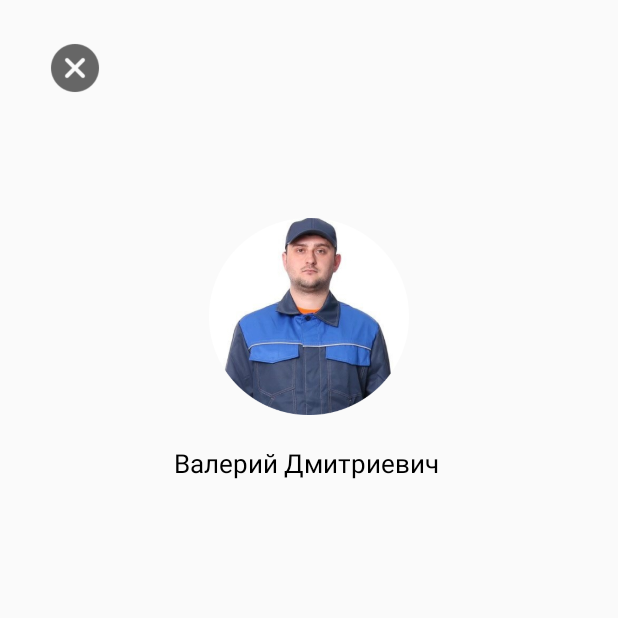
After one commit to polyaa25/HomeWorkers, an Android app: the Employee screen opened directly, with no data from a screen before it, on a phone screen of 412 x 824 dp, the top half of it. The commit adds this screen. Run offline under Robolectric (Android 15) with nearby library versions, the phone set to English and light mode, and no system bars.

Commit message:
начало создания активити рабочего

```diff
--- a/app/src/main/AndroidManifest.xml
+++ b/app/src/main/AndroidManifest.xml
@@ -1,12 +1,11 @@
 <?xml version="1.0" encoding="utf-8"?>
 <manifest xmlns:android="http://schemas.android.com/apk/res/android"
     xmlns:tools="http://schemas.android.com/tools">
-    <uses-permission android:name="android.permission 2
-.CALL_PHONE"
-        tools:ignore
-            ="PermissionImpliesUnsupportedChromeOsHardware" />
-    <uses-permission android:name="android.permission.INTERNET"/>
 
+    <uses-permission
+        android:name="android.permission 2 .CALL_PHONE"
+        tools:ignore="PermissionImpliesUnsupportedChromeOsHardware" />
+    <uses-permission android:name="android.permission.INTERNET" />
     <uses-permission
         android:name="android.permission 2 .CALL_PHONE"
         tools:ignore="PermissionImpliesUnsupportedChromeOsHardware" />
@@ -21,6 +20,12 @@
         android:supportsRtl="true"
         android:theme="@style/Theme.HomeWorkers2"
         tools:targetApi="31">
+        <activity
+            android:name=".Employee"
+            android:exported="false" />
+        <activity
+            android:name=".Workman"
+            android:exported="false" />
         <activity
             android:name=".Services"
             android:exported="false" />
--- /dev/null
+++ b/app/src/main/java/com/example/homeworkers2/Employee.java
@@ -0,0 +1,14 @@
+package com.example.homeworkers2;
+
+import androidx.appcompat.app.AppCompatActivity;
+
+import android.os.Bundle;
+
+public class Employee extends AppCompatActivity {
+
+    @Override
+    protected void onCreate(Bundle savedInstanceState) {
+        super.onCreate(savedInstanceState);
+        setContentView(R.layout.activity_employee);
+    }
+}
--- /dev/null
+++ b/app/src/main/res/layout/activity_employee.xml
@@ -0,0 +1,46 @@
+<?xml version="1.0" encoding="utf-8"?>
+<androidx.constraintlayout.widget.ConstraintLayout xmlns:android="http://schemas.android.com/apk/res/android"
+    xmlns:app="http://schemas.android.com/apk/res-auto"
+    xmlns:tools="http://schemas.android.com/tools"
+    android:layout_width="match_parent"
+    android:layout_height="match_parent"
+    tools:context=".Employee">
+
+    <LinearLayout
+        android:layout_width="match_parent"
+        android:layout_height="match_parent"
+        android:orientation="vertical"
+        tools:layout_editor_absoluteX="-113dp"
+        tools:layout_editor_absoluteY="-53dp">
+
+        <ImageButton
+            android:id="@+id/stopButton2"
+            android:layout_width="40dp"
+            android:layout_height="40dp"
+            android:layout_marginTop="25dp"
+            android:layout_marginLeft="30dp"
+            android:background="@color/transparent"
+            android:scaleType="fitCenter"
+            android:src="@drawable/crest" />
+
+        <ImageView
+            android:id="@+id/imageView8"
+            android:layout_width="140dp"
+            android:layout_height="131dp"
+            android:layout_gravity="center_horizontal"
+            android:layout_marginTop="80dp"
+            app:srcCompat="@drawable/ellipsephoto" />
+
+        <TextView
+            android:id="@+id/employee_text1"
+            android:layout_width="180dp"
+            android:layout_height="25dp"
+            android:text="@string/employee_1"
+            android:textColor="@color/black"
+            android:textSize="17dp"
+            android:layout_marginTop="20dp"
+            android:layout_gravity="center_horizontal"
+            android:textStyle="normal"/>
+
+    </LinearLayout>
+</androidx.constraintlayout.widget.ConstraintLayout>
--- a/app/src/main/res/values/strings.xml
+++ b/app/src/main/res/values/strings.xml
@@ -34,6 +34,8 @@
     <string name="account_sohr">Сохранить</string>
     <string name="exit">Выход</string>
     <string name="aplication_1">Условия использования</string>
+    <string name="employee_1">Валерий Дмитриевич</string>
+
     <string name="aplication_big">Политика конфиденциальности.
 
 Настоящая Политика конфиденциальности применяется ко всем Пользователям Интернет-ресурсов и Сервисов Компании.
```
Also changed, not shown: app/src/main/res/drawable/ellipsephoto.png (added).
